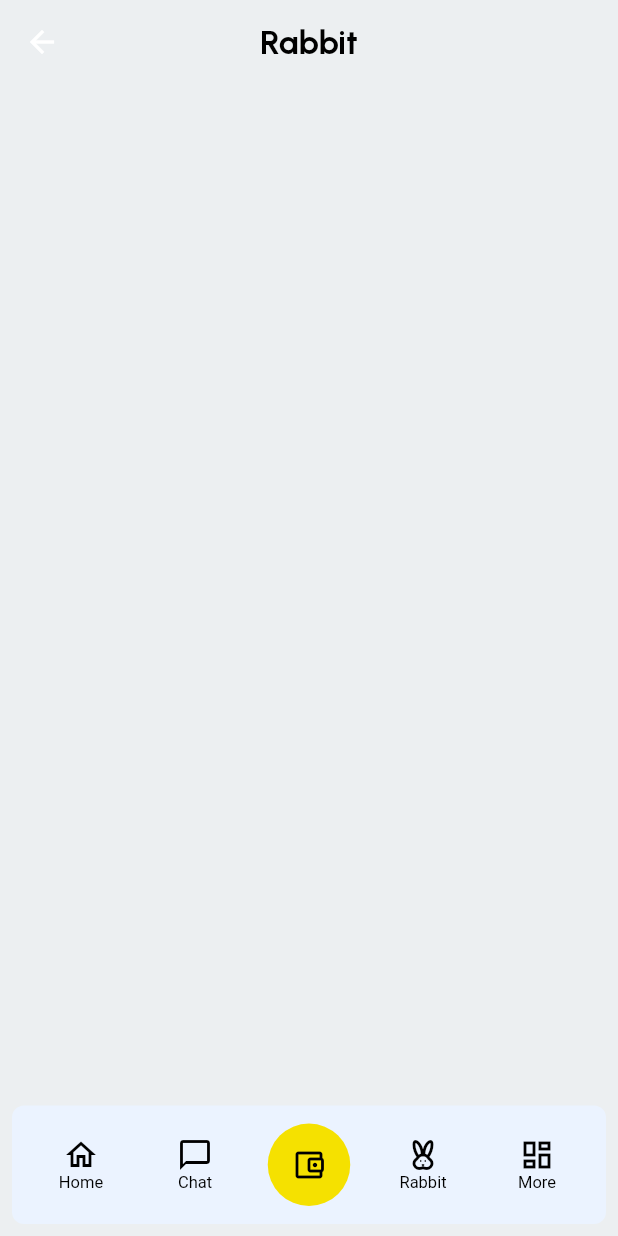
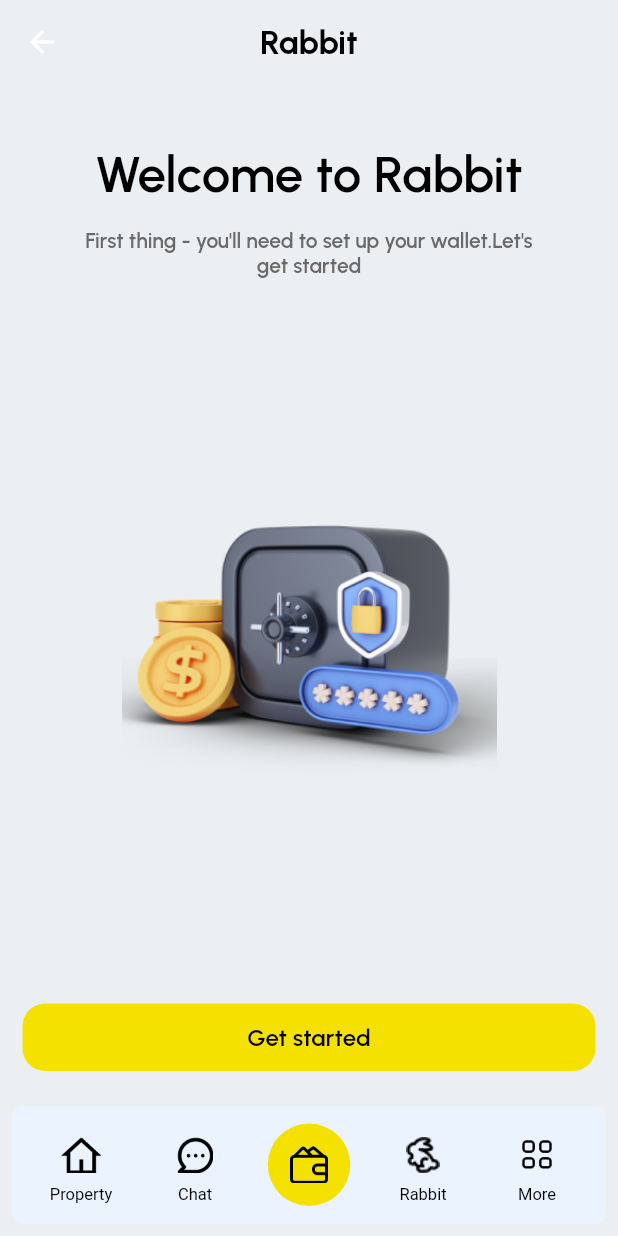
Before and after one commit to QuickFast-io/UX, a Flutter app: the Home_Screen screen opened directly, item 4 of the bottom bar chosen, on a phone screen of 412 x 824 dp. Run offline on Flutter 3.47's test engine with Material 2 defaults, Android fonts, the phone set to English and light mode, and no system bars; drawn by our look-alikes of floating_bottom_navigation_bar; our stand-ins replace awesome_snackbar_content, flutter_spinkit, flutter_svg, google_fonts, shared_preferences; missing offline and left inert: country_calling_code_picker, flutter_sim_country_code; accounts and stored records are empty.

Commit message:
Screen design implemented

```diff
--- a/assets/language/localization_en.json
+++ b/assets/language/localization_en.json
@@ -1,13 +1,19 @@
 {
-  "loc_app_name": "Alpharive pvt ltd",
+  "loc_app_name": "Rabbit",
   "loc_forgot_password": "Forgot Password?",
   "loc_login": "Login",
   "loc_sign_to": "Sign in to your account",
   "loc_sign_up_hinttext": "Please enter email",
   "loc_email": "Email",
+  "loc_get_started": "Get started",
+  "loc_congrats": "Congratulations!",
+  "loc_continue": "Continue",
+  "loc_congrats_description": "You can now communicate with the \n seller using the message icon",
   "loc_welcome": "Welcome to Rabbit",
+  "loc_welcome_description": "First thing - you'll need to set up your wallet.Let's get started",
   "loc_explore": "Explore",
   "loc_create_wallet": "Create wallet",
+  "loc_wallet": "Wallet",
   "loc_free_reg": "Register Now",
   "loc_create_acc": "Create Account",
   "loc_create_new": "Don’t have an account?",
--- a/lib/common/custom_widget.dart
+++ b/lib/common/custom_widget.dart
@@ -143,7 +143,7 @@ class CustomWidget {
     return GoogleFonts.urbanist(
       color: color,
       fontSize: size,
-
+      decoration: TextDecoration.none,
       fontWeight: weight,
     );
   }
--- a/lib/screens/basic/home_screen.dart
+++ b/lib/screens/basic/home_screen.dart
@@ -3,6 +3,7 @@ import 'package:floating_bottom_navigation_bar/floating_bottom_navigation_bar.da
 import 'package:flutter/cupertino.dart';
 import 'package:flutter/material.dart';
 import 'package:flutter_svg/flutter_svg.dart';
+import 'package:rabbit/screens/home/rabbit_page.dart';
 
 import '../../common/colors.dart';
 import '../../common/custom_widget.dart';
@@ -24,7 +25,7 @@ class _Home_ScreenState extends State<Home_Screen> {
     "Rabbit",
     "More",
   ];
-  late Widget screen = Container();
+  late Widget screen = RabbitScreen();
   bool dashView =false;
   int currentindex = 2;
   String headerTitle = "";
@@ -32,7 +33,7 @@ class _Home_ScreenState extends State<Home_Screen> {
   List<Widget> bottomPage = [
     Container(),
     Container(),
-    Container(),
+    RabbitScreen(),
     Container(),
     Container(),
 
@@ -122,22 +123,22 @@ class _Home_ScreenState extends State<Home_Screen> {
         currentIndex: currentindex,
         items: [
           FloatingNavbarItem(
-              customWidget: Icon(
-                currentindex == 0?Icons.home:Icons.home_outlined,
-                size:24.0,
-                color: currentindex == 0
-                    ? AppColors.blackColor
-                    : AppColors.blackColor,
+              customWidget: Padding(
+                padding: const EdgeInsets.all(8.0),
+                child: Image.asset(
+                  "assets/others/home.png",
+                  height:24.0 ,
+                ),
               ),
-            title: 'Home',
+            title: 'Property',
           ),
           FloatingNavbarItem(
-              customWidget: Icon(
-                currentindex == 1?Icons.chat_bubble_outlined:Icons.chat_bubble_outline_outlined,
-                size:24.0,
-                color: currentindex == 1
-                    ? AppColors.blackColor
-                    : AppColors.blackColor,
+              customWidget: Padding(
+                padding: const EdgeInsets.all(8.0),
+                child: Image.asset(
+                  "assets/others/chat.png",
+                  height:24.0 ,
+                ),
               ),
             title: 'Chat',
           ),
@@ -145,37 +146,37 @@ class _Home_ScreenState extends State<Home_Screen> {
               customWidget: Container(
                 height: 55.0,
                 width: 55.0,
-                padding: EdgeInsets.all(5.0),
+                padding: EdgeInsets.all(15.0),
                 decoration: BoxDecoration(
                   shape: BoxShape.circle,
                   color: AppColors.appColor,
                 ),
-                child: Icon(
-                  Icons.account_balance_wallet_outlined,
-                  size:24.0,
-                  color: currentindex == 2
-                      ? AppColors.blackColor
-                      : AppColors.blackColor,
+                child:Image.asset(
+                  "assets/others/wallet.png",
+                  width: 24.0,
+                  height:24.0 ,
+                  color: Colors.black,
+                  fit: BoxFit.contain,
                 ),
               ),
           ),
           FloatingNavbarItem(
-              customWidget: Icon(
-                Icons.cruelty_free_outlined,
-                size:24.0,
-                color: currentindex == 3
-                    ? AppColors.blackColor
-                    : AppColors.blackColor,
+              customWidget:Padding(
+                padding: const EdgeInsets.all(8.0),
+                child: Image.asset(
+                  "assets/others/rabbit.png",
+                  height:24.0 ,
+                ),
               ),
             title: 'Rabbit',
           ),
           FloatingNavbarItem(
-              customWidget: Icon(
-                Icons.dashboard_outlined,
-                size:24.0,
-                color: currentindex == 4
-                    ? AppColors.blackColor
-                    : AppColors.blackColor,
+              customWidget: Padding(
+                padding: const EdgeInsets.all(8.0),
+                child: Image.asset(
+                  "assets/others/more.png",
+                  height:24.0 ,
+                ),
               ),
             title: 'More',
           ),
@@ -186,7 +187,6 @@ class _Home_ScreenState extends State<Home_Screen> {
         setState(() {
           currentindex = 0;
           dashView = true;
-
           //currentScreen = screens[currentTab];
         });
         return false;
--- a/lib/screens/basic/splash_home.dart
+++ b/lib/screens/basic/splash_home.dart
@@ -54,7 +54,7 @@ class _SplashHomeState extends State<SplashHome> {
         width: MediaQuery.of(context).size.width,
         color:  AppColors.appColor,
         child: Center(
-          child:   Image.asset('assets/images/logo.png', height: 150.0,),
+          child:   Image.asset('assets/others/logo.png', height: 150.0,),
         ),
       ),
     );
--- a/lib/screens/basic/splash_screen.dart
+++ b/lib/screens/basic/splash_screen.dart
@@ -1,6 +1,7 @@
 
 import 'package:rabbit/screens/basic/register_screen.dart';
 import 'package:flutter/material.dart';
+import 'package:rabbit/screens/home/wallet_page.dart';
 
 import '../../common/colors.dart';
 import '../../common/custom_button.dart';
@@ -30,7 +31,7 @@ class _SplashScreenState extends State<SplashScreen> {
           mainAxisAlignment: MainAxisAlignment.spaceAround,
           crossAxisAlignment: CrossAxisAlignment.center,
           children: [
-            Image.asset('assets/images/logo.png', height: 150.0,),
+            Image.asset('assets/others/logo.png', height: 150.0,),
             SizedBox(
               height: 30.0,
             ),
@@ -56,7 +57,7 @@ class _SplashScreenState extends State<SplashScreen> {
                         Navigator.of(context).push(
                             MaterialPageRoute(
                                 builder: (context) =>
-                                    RegisterScreen()));
+                                    Wallet()));
                       });
                     },
                     child: Container(
--- /dev/null
+++ b/lib/screens/home/rabbit_page.dart
@@ -0,0 +1,90 @@
+import 'package:flutter/material.dart';
+import 'package:flutter_svg/flutter_svg.dart';
+import 'package:rabbit/common/colors.dart';
+import 'package:rabbit/common/custom_widget.dart';
+import 'package:rabbit/common/localization/localizations.dart';
+import 'package:rabbit/screens/home/congrats_page.dart';
+
+class RabbitScreen extends StatefulWidget {
+  const RabbitScreen({Key? key}) : super(key: key);
+
+  @override
+  State<RabbitScreen> createState() => _RabbitScreenState();
+}
+
+class _RabbitScreenState extends State<RabbitScreen> {
+
+  @override
+  Widget build(BuildContext context) {
+    return Container(
+      height: MediaQuery.of(context).size.height,
+      width: MediaQuery.of(context).size.width,
+      padding: EdgeInsets.all(15.0),
+      child: Column(
+        crossAxisAlignment: CrossAxisAlignment.center,
+        mainAxisAlignment: MainAxisAlignment.spaceBetween,
+        children: [
+          Column(
+            mainAxisAlignment: MainAxisAlignment.center,
+            children: [
+              SizedBox(height: 25.0,),
+              Text(
+                AppLocalizations.instance.text("loc_welcome"),
+                style: CustomWidget(context: context)
+                    .CustomSizedTextStyle(
+                    34.0,
+                    AppColors.blackColor,
+                    FontWeight.w600,
+                    'FontRegular'),
+              ),
+              Padding(
+                padding: const EdgeInsets.only(right: 35.0,left: 35.0,top: 15.0),
+                child: Text(
+                  AppLocalizations.instance.text("loc_welcome_description"),
+                  style: CustomWidget(context: context)
+                      .CustomSizedTextStyle(
+                      14.0,
+                      Color(0xFF696969),
+                      FontWeight.w600,
+                      'FontRegular'),
+                  textAlign: TextAlign.center,
+                ),
+              ),
+            ],
+          ),
+
+          Image.asset("assets/others/locker.png",width:250.0,height: 250.0,),
+
+          InkWell(
+            onTap: (){
+              setState(() {
+                Navigator.of(context).push(
+                    MaterialPageRoute(
+                        builder: (context) =>
+                            CongratsScreen()));
+              });
+            },
+            child: Container(
+              height: 45.0,
+              decoration: BoxDecoration(
+                color: AppColors.appColor,
+                borderRadius: BorderRadius.circular(15.0),
+              ),
+              child: Center(
+                child: Text(
+                  AppLocalizations.instance.text("loc_get_started"),
+                  style: CustomWidget(context: context)
+                      .CustomSizedTextStyle(
+                      16.0,
+                      AppColors.blackColor,
+                      FontWeight.w600,
+                      'FontRegular'),
+                ),
+              ),
+            ),
+          ),
+        ],
+      ),
+    );
+  }
+}
--- a/pubspec.yaml
+++ b/pubspec.yaml
@@ -81,6 +81,7 @@ flutter:
 
   assets:
     - assets/images/
+    - assets/others/
     - assets/menu/
     - assets/language/localization_en.json
     - assets/language/localization_tr.json
```
Also changed, not shown: lib/screens/home/congrats_page.dart (added, +90 -0 lines), lib/screens/home/wallet_page.dart (added, +112 -0 lines), assets/others/chat.png (added), assets/others/home.png (added), assets/others/locker.png (added), assets/others/logo.png (added), assets/others/more.png (added), assets/others/protection.png (added), assets/others/rabbit.png (added), assets/others/wallet.png (added).
